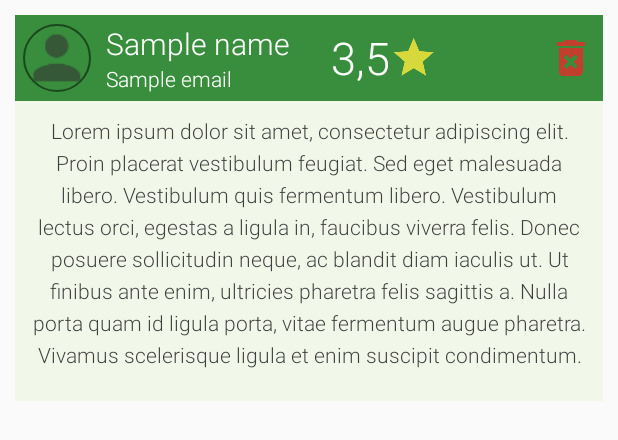
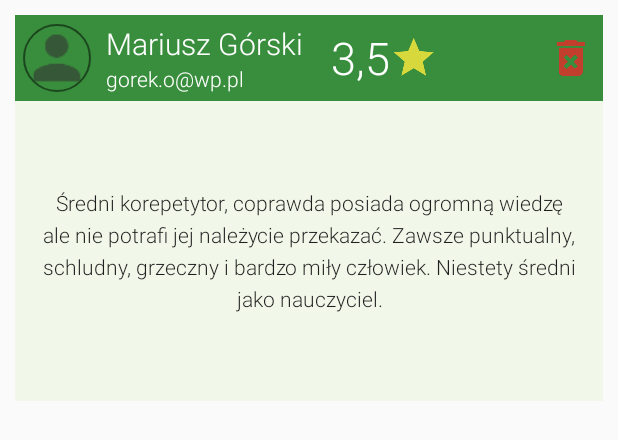
Before and after one commit to rafal-szyszka/SkillMarket, an Android app: the layout module_d_opinion_item.xml on its own in the app's theme, with its tools: preview values and no code run, on a phone screen of 412 x 824 dp. Shown: the top 440 px of the screen. Run offline under Robolectric (Android 15) with nearby library versions, the phone set to English and light mode, and no system bars.

Commit message:
more layouts

```diff
--- a/app/src/main/res/layout/module_d_opinion_item.xml
+++ b/app/src/main/res/layout/module_d_opinion_item.xml
@@ -27,20 +27,20 @@
             android:layout_gravity="center_vertical">
 
             <TextView
-                android:id="@+id/offer_item_owner"
+                android:id="@+id/opinion_item_owner"
                 android:layout_width="match_parent"
                 android:layout_height="wrap_content"
-                android:text="Sample name"
+                android:text="Mariusz Górski"
                 android:textSize="20sp"
                 android:textColor="@android:color/background_light"
                 android:fontFamily="sans-serif-light"
                 android:maxLines="1"/>
 
             <TextView
-                android:id="@+id/offer_item_owner_email"
+                android:id="@+id/opinion_item_owner_email"
                 android:layout_width="wrap_content"
                 android:layout_height="wrap_content"
-                android:text="Sample email"
+                android:text="gorek.o@wp.pl"
                 android:textColor="@android:color/background_light"
                 android:fontFamily="sans-serif-light"
                 android:maxLines="1"/>
@@ -85,17 +85,16 @@
     <LinearLayout
         android:layout_width="match_parent"
         android:layout_height="200dp"
-        android:orientation="vertical"
         android:background="@color/colorLightGreen">
 
         <TextView
-            android:id="@+id/offer_item_short_description"
+            android:id="@+id/opinion_item_short_description"
             android:layout_width="match_parent"
-            android:layout_height="match_parent"
+            android:layout_height="wrap_content"
             android:layout_gravity="center_vertical|center_horizontal"
-            android:text="@string/lorem"
+            android:text="@string/sampleopinion"
             android:maxLines="8"
-            android:textColor="#3f3f3f"
+            android:textColor="#1f1f1f"
             android:fontFamily="sans-serif-light"
             android:lineSpacingExtra="5sp"
             android:textAlignment="center"
--- a/app/src/main/res/values/strings.xml
+++ b/app/src/main/res/values/strings.xml
@@ -8,5 +8,7 @@
     <string name="sign_up_password_text">Password</string>
     <string name="sign_up_create_account_text">Create account</string>
     <string name="sign_up_have_account_text"><u>Already have an account? Sign in</u></string>
+    <string name="sampleopinion">"Średni korepetytor, coprawda posiada ogromną wiedzę ale nie potrafi jej należycie przekazać. Zawsze punktualny, schludny, grzeczny i bardzo miły człowiek. Niestety średni jako nauczyciel.</string>
     <string name="lorem">Lorem ipsum dolor sit amet, consectetur adipiscing elit. Proin placerat vestibulum feugiat. Sed eget malesuada libero. Vestibulum quis fermentum libero. Vestibulum lectus orci, egestas a ligula in, faucibus viverra felis. Donec posuere sollicitudin neque, ac blandit diam iaculis ut. Ut finibus ante enim, ultricies pharetra felis sagittis a. Nulla porta quam id ligula porta, vitae fermentum augue pharetra. Vivamus scelerisque ligula et enim suscipit condimentum.</string>
+    <string name="sampleoffer">Szukasz solidnej i uczciwej Firmy? Chciałbyś mieć porządnie odnowioną podłogę w rozsądnej cenie? Specjalizujemy się w cyklinowaniu i układaniu podłóg, posiadamy wieloletnie doświadczenie poparte setkami zadowolonych Klientów. Każde zlecenie wykonujemy starannie zapewniając jednocześnie wysoką estetykę prac. Cenimy sobie uczciwe i jasne zasady, dlatego wielu Klientów po jakimś czasie wraca do nas z kolejnymi prośbami. W naszej ofercie:\n- cyklinowanie bezpyłowe podłóg i schodów\n- lakierowanie(używamy tylko sprawdzonych i trwałych lakierów)\n- olejowanie, bejcowanie(barwienie)\n- montaż listw przypodłogowych\n- renowacja podłóg zabytkowych\n- szpachlowanie ubytków\n- pomiary wilgotności, osuszanie\n\nZajmujemy się także układaniem wszelkiego rodzaju podłóg. Wszystkie prace wykonujemy z wykorzystaniem nowoczesnych cykliniarek bezpyłowych. Zapewniamy pomoc i fachowe doradztwo podczas wyboru materiałów. Zawsze staramy się zachować równowagę pomiędzy wysoką jakością a przystępnymi cenami. Nasze prace wykonujemy w mieszkaniach, szkołach, halach sportowych, itp. Jesteśmy przyjaźnie nastawieni do nowych Klientów, dlatego zapraszamy do kontaktu i składania zapytań.\nGwarantujemy niskie ceny, zapraszamy. Tel. 733-534-222</string>
 </resources>
```
Also changed, not shown: app/src/main/res/layout/module_c_detail_offer.xml (+5 -5 lines), 4 other files.
